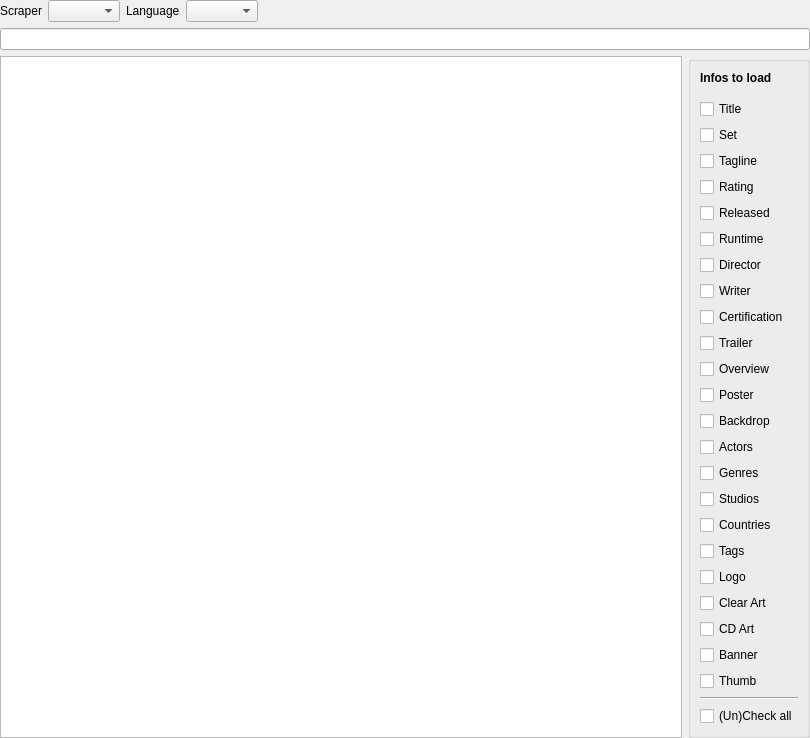
Komet/MediaElch, file src/movies/MovieSearchWidget.ui: the form before one commit.
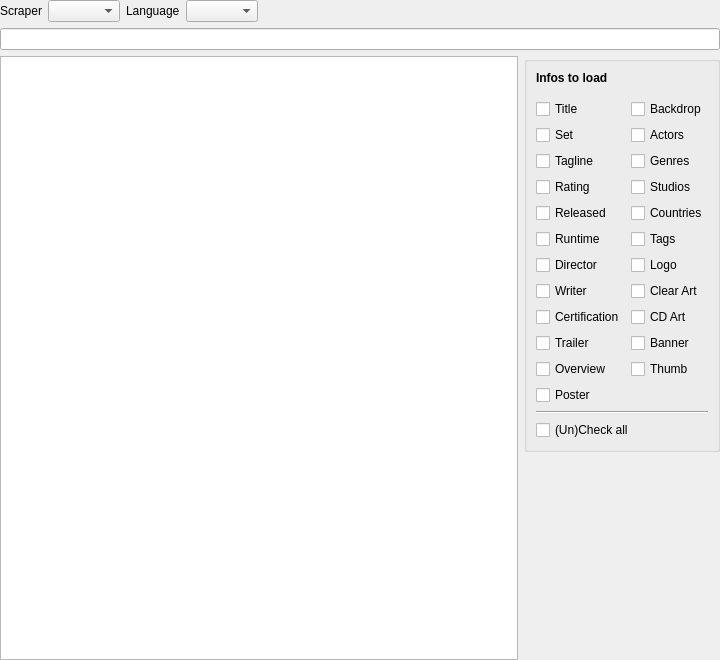
The form after the commit. Custom widgets are drawn as their Qt base class.

Commit message: [Search] Restructure checkboxes; reduce height

```diff
--- a/src/movies/MovieSearchWidget.ui
+++ b/src/movies/MovieSearchWidget.ui
@@ -6,8 +6,8 @@
    <rect>
     <x>0</x>
     <y>0</y>
-    <width>810</width>
-    <height>738</height>
+    <width>720</width>
+    <height>660</height>
    </rect>
   </property>
   <layout class="QVBoxLayout" name="verticalLayout">
@@ -141,6 +141,10 @@
            </spacer>
           </item>
           <item>
+           <layout class="QHBoxLayout" name="verticalLayout_41">
+            <item>
+             <layout class="QVBoxLayout" name="verticalLayout_42">
+              <item>
            <widget class="MyCheckBox" name="chkTitle">
             <property name="text">
              <string>Title</string>
@@ -225,6 +229,23 @@
            </widget>
           </item>
           <item>
+               <spacer name="verticalSpacer_31">
+                <property name="orientation">
+                 <enum>Qt::Vertical</enum>
+                </property>
+                <property name="sizeHint" stdset="0">
+                 <size>
+                  <width>20</width>
+                  <height>0</height>
+                 </size>
+                </property>
+               </spacer>
+              </item>
+             </layout>
+            </item>
+            <item>
+             <layout class="QVBoxLayout" name="verticalLayout_43">
+              <item>
            <widget class="MyCheckBox" name="chkBackdrop">
             <property name="text">
              <string>Backdrop</string>
@@ -300,6 +321,23 @@
              <string>Thumb</string>
             </property>
            </widget>
+              </item>
+              <item>
+               <spacer name="verticalSpacer_32">
+                <property name="orientation">
+                 <enum>Qt::Vertical</enum>
+                </property>
+                <property name="sizeHint" stdset="0">
+                 <size>
+                  <width>20</width>
+                  <height>0</height>
+                 </size>
+                </property>
+               </spacer>
+              </item>
+             </layout>
+            </item>
+           </layout>
           </item>
           <item>
            <widget class="Line" name="line">
```
Lines whose indentation alone changed are shown as unchanged. The commit also changes 3 other files.
